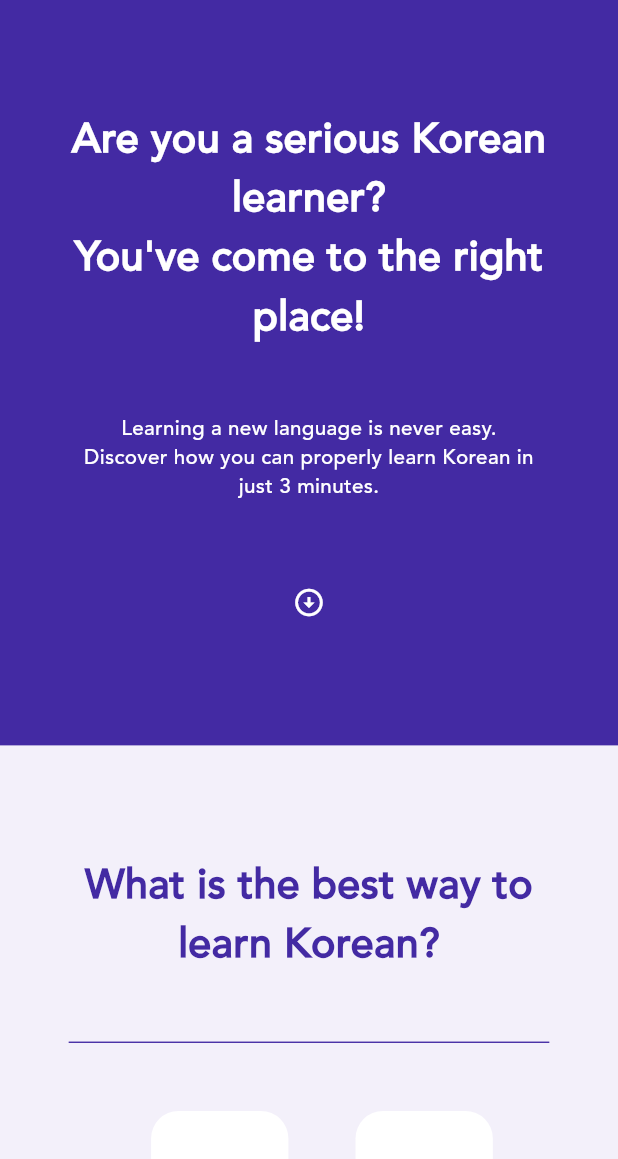
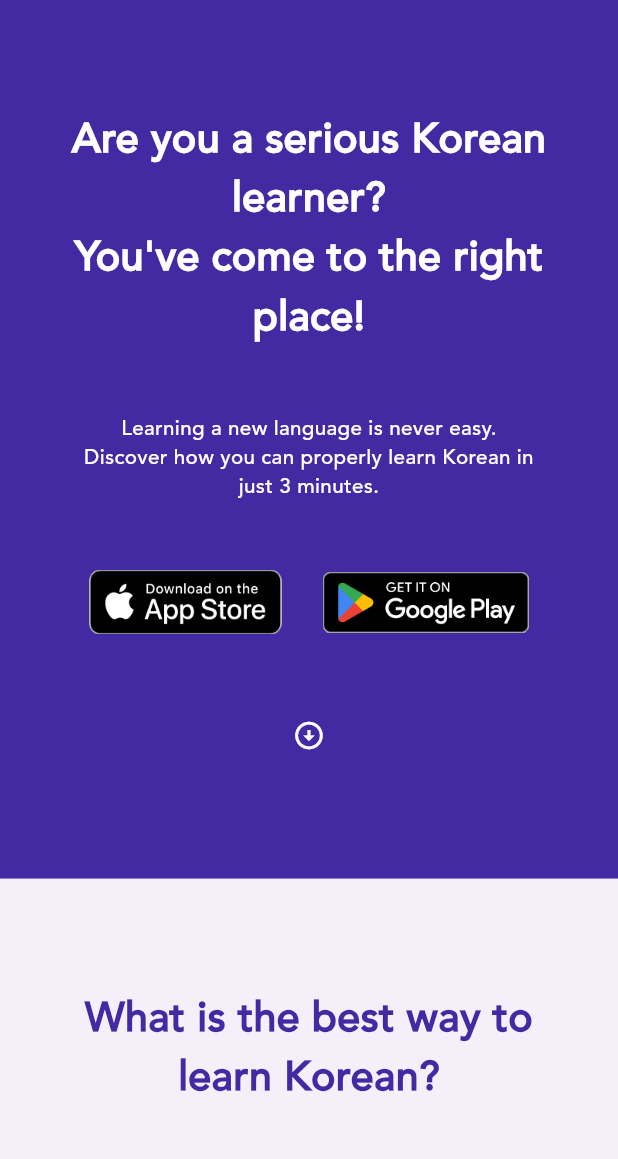
Before and after one commit to kammaii/podo_homepage, a Flutter app: the screen it shows after launch, on a phone screen of 412 x 824 dp, the part 77-1236 px from its top. Run offline on Flutter 3.47's test engine with Material 3 defaults, Android fonts, the phone set to English and light mode, and no system bars; our stand-ins replace card_swiper, firebase_analytics, firebase_core, font_awesome_flutter, get, responsive_framework and 1 more; accounts and stored records are empty; statements that could not run were skipped.

Commit message:
small reform

```diff
--- a/lib/common/my_widgets.dart
+++ b/lib/common/my_widgets.dart
@@ -44,16 +44,14 @@ class MyWidgets {
               isPodoKorean ?
               runUrl('https://apps.apple.com/kr/app/podo-korean/id6451487431') : runUrl('https://apps.apple.com/us/app/podo-words/id1578269591');
             },
-            child: Image.asset("assets/images/apple.png",
-                width: w)),
+            child: Image.asset("assets/images/apple.png", width: w-10)),
         SizedBox(width: gap),
         GestureDetector(
             onTap: () async {
               isPodoKorean ?
               runUrl('https://play.google.com/store/apps/details?id=net.awesomekorean.newpodo&hl=en_US') : runUrl('https://play.google.com/store/apps/details?id=net.awesomekorean.podo_words&hl=en_US');
             },
-            child: Image.asset("assets/images/google.png",
-                width: MediaQuery.of(context).size.width < 550 ? 150 : 200)),
+            child: Image.asset("assets/images/google.png", width: w)),
       ],
     );
   }
@@ -116,6 +114,23 @@ class MyWidgets {
                     roundedContainer(CupertinoIcons.app_badge_fill, texts["brand_10"]!, bgColor),
                   ],
           );
+  }
+
+  Widget highlightText(String text) {
+    return Stack(
+      children: [
+        Positioned(
+          bottom: 5,
+          left: 0,
+          right: 0,
+          child: Container(
+            height: 20,
+            color: Colors.yellow.withOpacity(0.5),
+          ),
+        ),
+        MyWidgets().getText(text, isBold: true, fontColor: darkPurple, fontSize: fontSizeBig)
+      ],
+    );
   }
 
   Widget downloadNow(BuildContext context) {
--- a/lib/common/values.dart
+++ b/lib/common/values.dart
@@ -38,7 +38,8 @@ const texts = {
   "home_16": "For serious learners like you,",
   "home_16_1": "'1:1 Lesson'",
   "home_16_2": " is the most suitable option.",
-  "home_17": "However, there are some preconditions.",
+  "home_17": "However,",
+  "home_17_1": "there are some preconditions.",
   "home_18": "ㆍ You need to find a reliable and friendly teacher.",
   "home_19": "ㆍ The teacher must also be available at your desired time.",
   "home_20": "ㆍ You need to invest at least \$1,000 to see the results. (1-hour lesson fee \$20 x 50 hours)",
--- a/lib/main.dart
+++ b/lib/main.dart
@@ -15,6 +15,7 @@ import 'package:url_launcher/url_launcher.dart';
 import 'firebase_options.dart';
 import 'package:responsive_framework/responsive_framework.dart';
 import 'package:get/get.dart';
+import 'package:firebase_analytics/firebase_analytics.dart';
 
 void main() async {
   WidgetsFlutterBinding.ensureInitialized();
@@ -47,6 +48,8 @@ class MyApp extends StatelessWidget {
 
   @override
   Widget build(BuildContext context) {
+    FirebaseAnalytics.instance;
+
     return GetMaterialApp(
       title: 'Podo Korean',
       theme: ThemeData(
--- a/lib/screens/brand.dart
+++ b/lib/screens/brand.dart
@@ -47,22 +47,6 @@ Widget roundedContainer(IconData icon, String title, {Color bgColor = bgPurple})
   );
 }
 
-Widget highlightText(String text) {
-  return Stack(
-    children: [
-      Positioned(
-        bottom: 5,
-        left: 0,
-        right: 0,
-        child: Container(
-          height: 20,
-          color: Colors.yellow.withOpacity(0.5),
-        ),
-      ),
-      MyWidgets().getText(text, isBold: true, fontColor: darkPurple, fontSize: fontSizeBig)
-    ],
-  );
-}
 
 Widget circleContainer({IconData? icon, double h = 50, double w = 50, Color bgColor = bgPurple}) {
   return Padding(
@@ -218,7 +202,7 @@ Widget brand(BuildContext context, Function(int) changePage) {
               MyWidgets()
                   .getText(texts["brand_27"]!, isBold: true, fontColor: darkPurple, fontSize: fontSizeMiddle),
               heightSpace,
-              highlightText(texts["brand_28"]!),
+              MyWidgets().highlightText(texts["brand_28"]!),
             ],
           )),
       Container(
@@ -238,9 +222,9 @@ Widget brand(BuildContext context, Function(int) changePage) {
                   Row(
                     mainAxisAlignment: MainAxisAlignment.center,
                     children: [
-                      Expanded(child: Center(child: highlightText(texts["brand_37"]!))),
+                      Expanded(child: Center(child: MyWidgets().highlightText(texts["brand_37"]!))),
                       circleContainer(w: 10, h: 10, bgColor: darkPurple),
-                      Expanded(child: Center(child: highlightText(texts["brand_38"]!))),
+                      Expanded(child: Center(child: MyWidgets().highlightText(texts["brand_38"]!))),
                     ],
                   ),
                   heightSpace,
--- a/lib/screens/home.dart
+++ b/lib/screens/home.dart
@@ -185,6 +185,8 @@ Widget home(BuildContext context, Function(int) changePage) {
               heightSpace,
               MyWidgets().getText(texts["home_2"]!, fontColor: Colors.white),
               heightSpace,
+              MyWidgets().storeBadge(context),
+              heightSpace,
               IconButton(
                   onPressed: () {
                     scrollDown();
@@ -259,7 +261,9 @@ Widget home(BuildContext context, Function(int) changePage) {
                 ),
               ),
               heightSpace,
-              MyWidgets().getText(texts["home_17"]!, isBold: true, fontSize: fontSizeBig, fontColor: darkPurple),
+              MyWidgets().highlightText(texts["home_17"]!),
+              heightSpace,
+              MyWidgets().getText(texts["home_17_1"]!, fontSize: fontSizeBig, fontColor: darkPurple),
               heightSpace,
               MyWidgets().getText(texts["home_18"]!, fontColor: darkPurple),
               MyWidgets().getText(texts["home_19"]!, fontColor: darkPurple),
```
